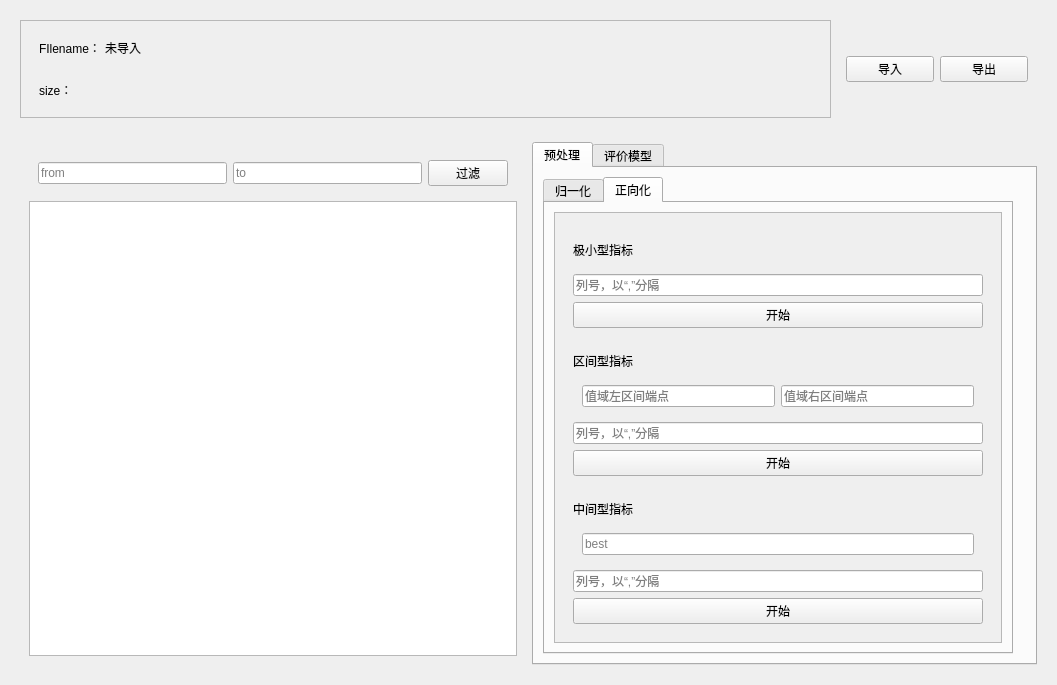
Before: the Qt Designer form MMH.ui in KrowFeather/MathematicalModellingHelper, drawn with Qt 5.
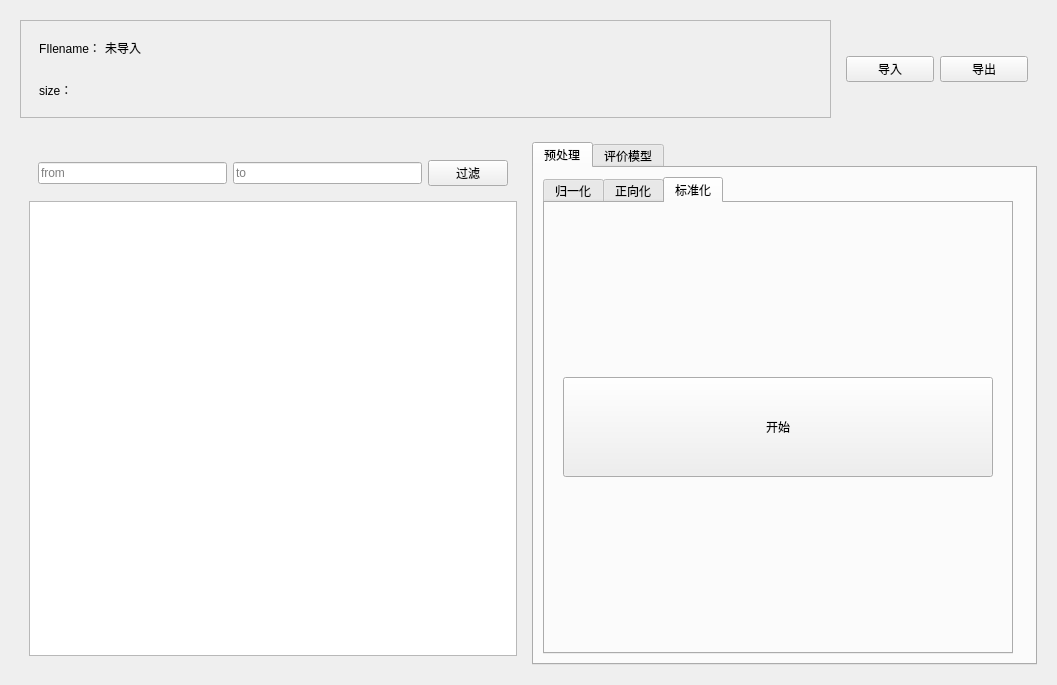
After: the same form once the commit is applied. The open tabs and pages were chosen to show the change.

```diff
--- a/MMH.ui
+++ b/MMH.ui
@@ -174,7 +174,7 @@
           <item>
            <widget class="QTabWidget" name="tabWidget_3">
             <property name="currentIndex">
-             <number>1</number>
+             <number>2</number>
             </property>
             <widget class="QWidget" name="tab_6">
              <attribute name="title">
@@ -196,8 +196,8 @@
                   <rect>
                    <x>0</x>
                    <y>0</y>
-                   <width>445</width>
-                   <height>437</height>
+                   <width>152</width>
+                   <height>388</height>
                   </rect>
                  </property>
                  <layout class="QVBoxLayout" name="verticalLayout_10">
@@ -330,6 +330,32 @@
               </item>
              </layout>
             </widget>
+            <widget class="QWidget" name="tab_8">
+             <attribute name="title">
+              <string>标准化</string>
+             </attribute>
+             <layout class="QHBoxLayout" name="horizontalLayout_13">
+              <item>
+               <widget class="QWidget" name="widget_13" native="true">
+                <layout class="QHBoxLayout" name="horizontalLayout_11">
+                 <item>
+                  <widget class="QPushButton" name="btnStartNorm">
+                   <property name="minimumSize">
+                    <size>
+                     <width>0</width>
+                     <height>100</height>
+                    </size>
+                   </property>
+                   <property name="text">
+                    <string>开始</string>
+                   </property>
+                  </widget>
+                 </item>
+                </layout>
+               </widget>
+              </item>
+             </layout>
+            </widget>
            </widget>
           </item>
           <item>
```
Left out of the diff: 19 changed lines with no effect on the pictures.
